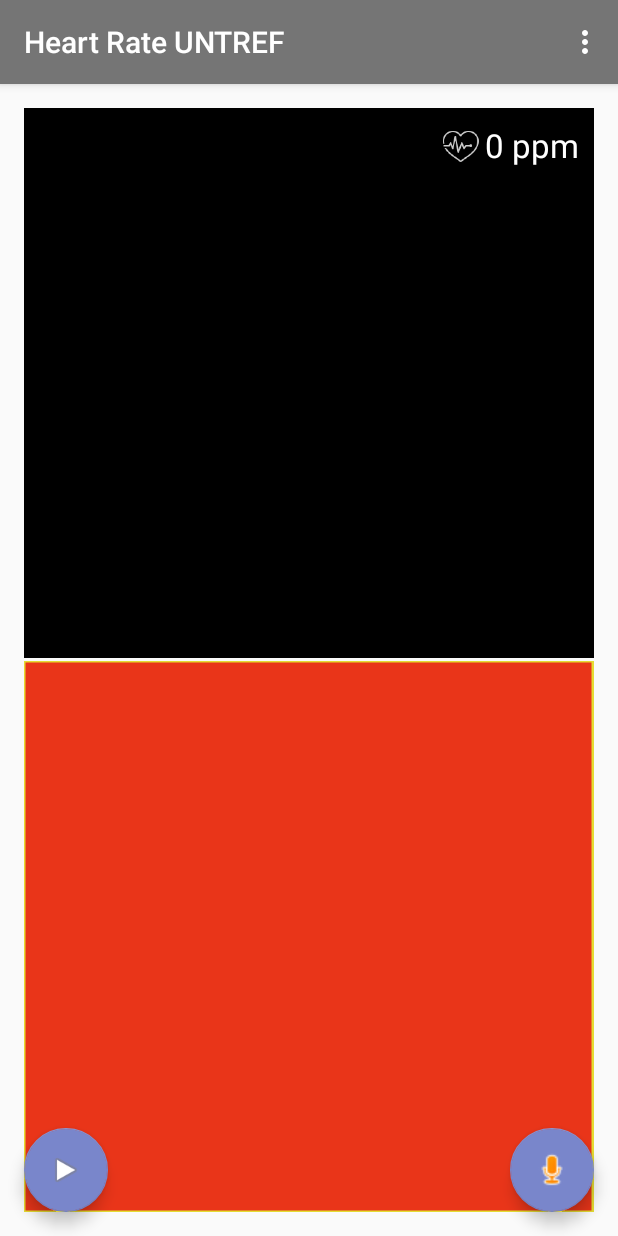
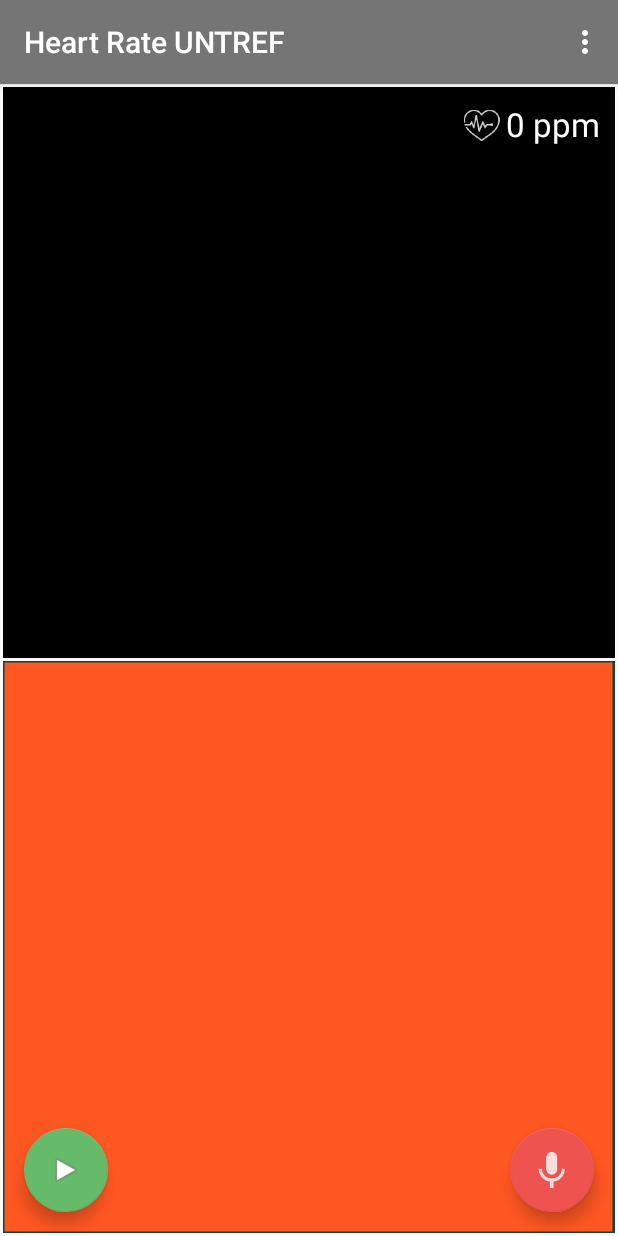
Before and after one commit to davidPerezRamirez/stethoscopeApp, an Android app: the screen it shows after launch (MainActivity), on a phone screen of 412 x 824 dp. Run offline under Robolectric (Android 15) with nearby library versions, the phone set to English and light mode, and no system bars; our stand-ins replace ButterKnife; 1 statement that could not run was skipped.

Commit message:
modifica estilo visual de la aplicacion
cambios de colores primarias, de los botones y redistribucion de views

```diff
--- a/app/src/main/res/layout/activity_main.xml
+++ b/app/src/main/res/layout/activity_main.xml
@@ -29,6 +29,7 @@
         android:layout_height="wrap_content"
         android:layout_gravity="bottom|start"
         android:layout_margin="@dimen/fab_margin"
+        app:backgroundTint="@color/md_green_400"
         android:src="@android:drawable/ic_media_play" />
 
     <android.support.design.widget.FloatingActionButton
@@ -37,6 +38,7 @@
         android:layout_height="wrap_content"
         android:layout_gravity="bottom|end"
         android:layout_margin="@dimen/fab_margin"
-        android:src="@android:drawable/presence_audio_away" />
+        app:backgroundTint="@color/md_red_400"
+        android:src="@drawable/ic_recording" />
 
 </android.support.design.widget.CoordinatorLayout>
--- a/app/src/main/res/layout/content_main.xml
+++ b/app/src/main/res/layout/content_main.xml
@@ -5,10 +5,7 @@
     android:layout_width="match_parent"
     android:layout_height="match_parent"
     android:orientation="vertical"
-    android:paddingBottom="@dimen/activity_vertical_margin"
-    android:paddingLeft="@dimen/activity_horizontal_margin"
-    android:paddingRight="@dimen/activity_horizontal_margin"
-    android:paddingTop="@dimen/activity_vertical_margin"
+    android:padding="2dp"
     app:layout_behavior="@string/appbar_scrolling_view_behavior"
     tools:context="com.newventuresoftware.waveformdemo.MainActivity"
     tools:showIn="@layout/activity_main">
@@ -20,17 +17,17 @@
         android:layout_weight="0.5">
 
         <TextView
+            android:id="@+id/tv_heartRate"
             android:layout_width="wrap_content"
             android:layout_height="wrap_content"
-            android:id="@+id/tv_heartRate"
+            android:layout_alignParentRight="true"
+            android:drawableLeft="@drawable/ic_heart"
+            android:maxLines="1"
+            android:padding="10dp"
             android:text="77 ppm"
+            android:textColor="@android:color/white"
             android:textSize="10pt"
-            android:padding="10dp"
-            android:translationZ="1dp"
-            android:layout_alignParentRight="true"
-            android:maxLines="1"
-            android:textColor="@android:color/white"
-            android:drawableLeft="@drawable/ic_heart" />
+            android:translationZ="1dp" />
 
         <com.newventuresoftware.waveform.WaveformView
             android:id="@+id/waveformView"
@@ -42,8 +39,7 @@
 
     <android.support.v4.widget.Space
         android:layout_width="match_parent"
-        android:layout_height="2dp"
-        />
+        android:layout_height="2dp" />
 
     <com.newventuresoftware.waveform.WaveformView
         android:id="@+id/playbackWaveformView"
@@ -52,7 +48,7 @@
         android:layout_weight="0.5"
         android:background="#000000"
         app:mode="PLAYBACK"
-        app:waveformColor="#e5dc33"
-        app:waveformFillColor="#e93519"
+        app:waveformColor="@color/md_teal_900"
+        app:waveformFillColor="@color/md_deep_orange_500"
         app:waveformStrokeThickness="3" />
 </LinearLayout>
--- a/app/src/main/res/values/dimens.xml
+++ b/app/src/main/res/values/dimens.xml
@@ -1,6 +1,6 @@
 <resources>
     <!-- Default screen margins, per the Android Design guidelines. -->
-    <dimen name="activity_horizontal_margin">16dp</dimen>
-    <dimen name="activity_vertical_margin">16dp</dimen>
+    <dimen name="activity_horizontal_margin">10dp</dimen>
+    <dimen name="activity_vertical_margin">10dp</dimen>
     <dimen name="fab_margin">16dp</dimen>
 </resources>
```
